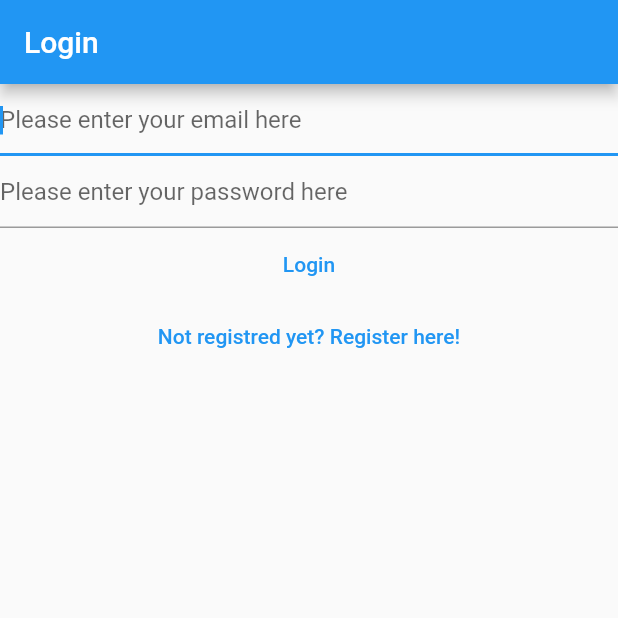
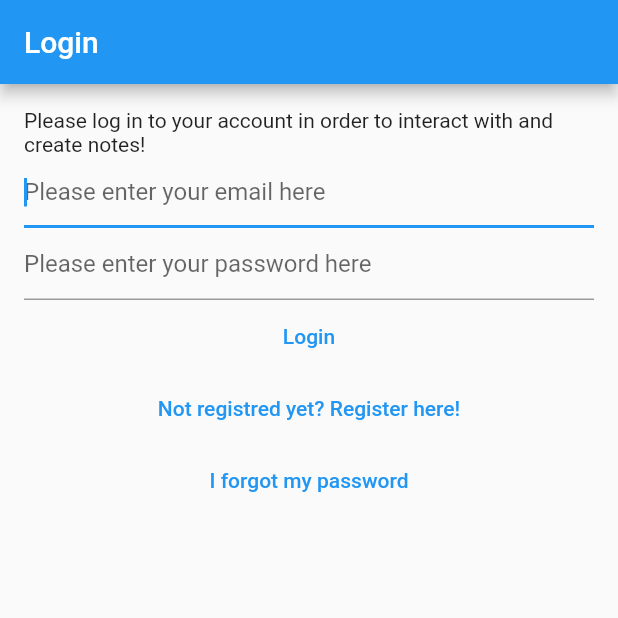
Before and after one commit to jrodriguezh/ToDoList-FlutterApplication, a Flutter app: the screen it shows after launch, on a phone screen of 412 x 824 dp, the top half of it. Run offline on Flutter 3.47's test engine with Material 2 defaults, Android fonts, the phone set to English and light mode, and no system bars; our stand-ins replace bloc, cloud_firestore, equatable, firebase_auth, firebase_core, flutter_bloc and 1 more; accounts and stored records are empty.

Commit message:
Added the functionality to Reset Password from Firebase, added bloc implementation and a new forget password view

```diff
--- a/lib/main.dart
+++ b/lib/main.dart
@@ -4,6 +4,7 @@
 import 'package:touchandlist/services/auth/bloc/auth_event.dart';
 import 'package:touchandlist/services/auth/bloc/auth_state.dart';
 import 'package:touchandlist/services/auth/firebase_auth_provider.dart';
+import 'package:touchandlist/views/forgot_password_view.dart';
 import 'package:touchandlist/views/register_view.dart';
 import 'constants/routes.dart';
 import 'services/auth/bloc/auth_bloc.dart';
@@ -59,6 +60,8 @@
           return const VerifyEmailView();
         } else if (state is AuthStateLoggedOut) {
           return const LoginView();
+        } else if (state is AuthStateForgotPassword) {
+          return const ForgotPasswordView();
         } else if (state is AuthStateRegistering) {
           return const RegisterView();
         } else {
--- a/lib/services/auth/auth_provider.dart
+++ b/lib/services/auth/auth_provider.dart
@@ -14,4 +14,5 @@
 
   Future<void> logOut();
   Future<void> sendEmailVerification();
+  Future<void> sendPasswordReset({required String toEmail});
 }
--- a/lib/services/auth/auth_service.dart
+++ b/lib/services/auth/auth_service.dart
@@ -41,4 +41,8 @@
 
   @override
   Future<void> initialize() => provider.initialize();
+
+  @override
+  Future<void> sendPasswordReset({required String toEmail}) =>
+      provider.sendPasswordReset(toEmail: toEmail);
 }
--- a/lib/services/auth/bloc/auth_event.dart
+++ b/lib/services/auth/bloc/auth_event.dart
@@ -31,6 +31,11 @@
   const AuthEventShouldRegister();
 }
 
+class AuthEventForgotPassword extends AuthEvent {
+  final String? email;
+  const AuthEventForgotPassword({this.email});
+}
+
 class AuthEventLogOut extends AuthEvent {
   const AuthEventLogOut();
 }
--- a/lib/services/auth/bloc/auth_state.dart
+++ b/lib/services/auth/bloc/auth_state.dart
@@ -29,6 +29,15 @@
       : super(isLoading: isLoading);
 }
 
+class AuthStateForgotPassword extends AuthState {
+  final Exception? exception;
+  final bool hasSentEmail;
+
+  const AuthStateForgotPassword(
+      {required this.exception, required this.hasSentEmail, required isLoading})
+      : super(isLoading: isLoading);
+}
+
 class AuthStateNeedsVerification extends AuthState {
   const AuthStateNeedsVerification({required bool isLoading})
       : super(isLoading: isLoading);
--- /dev/null
+++ b/lib/utilities/dialogs/password_reset_email_sent_dialog.dart
@@ -0,0 +1,14 @@
+import 'package:flutter/cupertino.dart';
+import 'package:touchandlist/utilities/dialogs/generic_dialog.dart';
+
+Future<void> showPasswordResetSentDialog(BuildContext context) {
+  return showGenericDialog(
+    context: context,
+    title: "Password Reset",
+    content:
+        "We have now sent you a password reset link. Please Check your email for more information.",
+    optionBuilder: () => {
+      "Ok": null,
+    },
+  );
+}
--- a/lib/views/login_view.dart
+++ b/lib/views/login_view.dart
@@ -39,7 +39,8 @@
       listener: (context, state) async {
         if (state is AuthStateLoggedOut) {
           if (state.exception is UserNotFoundAuthException) {
-            await showErrorDialog(context, "User not found");
+            await showErrorDialog(
+                context, "Cannot find a user with the entered credentials!");
           } else if (state.exception is WrongPasswordAuthException) {
             await showErrorDialog(context, "Wrong credentials");
           } else if (state.exception is GenericAuthException) {
@@ -49,8 +50,12 @@
       },
       child: Scaffold(
         appBar: AppBar(title: const Text("Login")),
-        body: Column(
+        body: Padding(
+          padding: const EdgeInsets.all(16.0),
+          child: Column(
             children: [
+              const Text(
+                  "Please log in to your account in order to interact with and create notes!"),
               TextField(
                 controller: _email,
                 autocorrect: false,
@@ -88,8 +93,16 @@
                           const AuthEventShouldRegister(),
                         );
                   },
-                child: const Text("Not registred yet? Register here!"))
+                  child: const Text("Not registred yet? Register here!")),
+              TextButton(
+                  onPressed: () {
+                    context.read<AuthBloc>().add(
+                          const AuthEventForgotPassword(),
+                        );
+                  },
+                  child: const Text("I forgot my password"))
             ],
+          ),
         ),
       ),
     );
```
Also changed, not shown: lib/services/auth/bloc/auth_bloc.dart (+44 -0 lines), lib/services/auth/firebase_auth_provider.dart (+17 -1 lines), lib/views/forgot_password_view.dart (added, +89 -0 lines), lib/views/register_view.dart (+13 -2 lines), 1 other file. Lines whose indentation alone changed are shown as unchanged.
